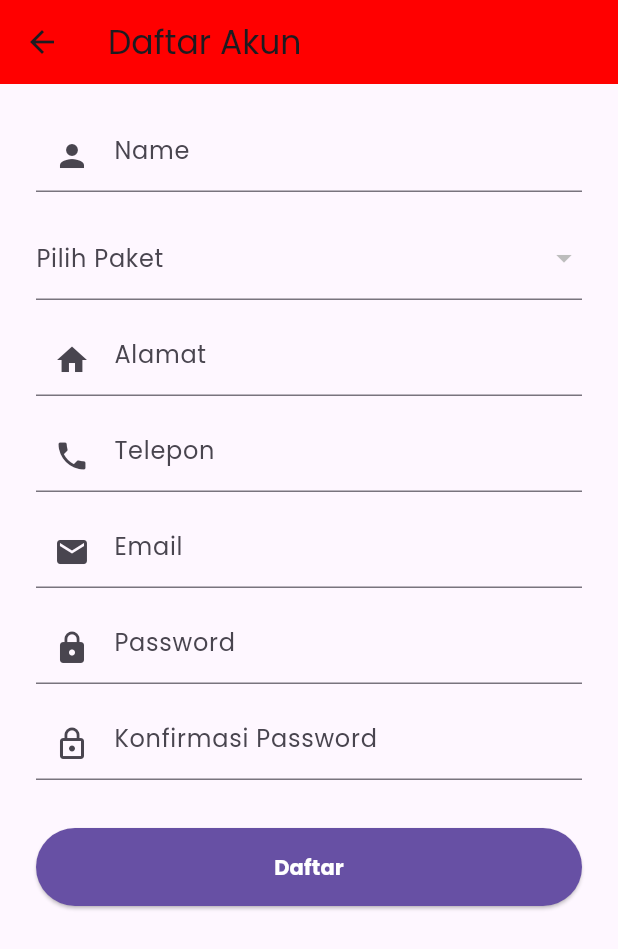
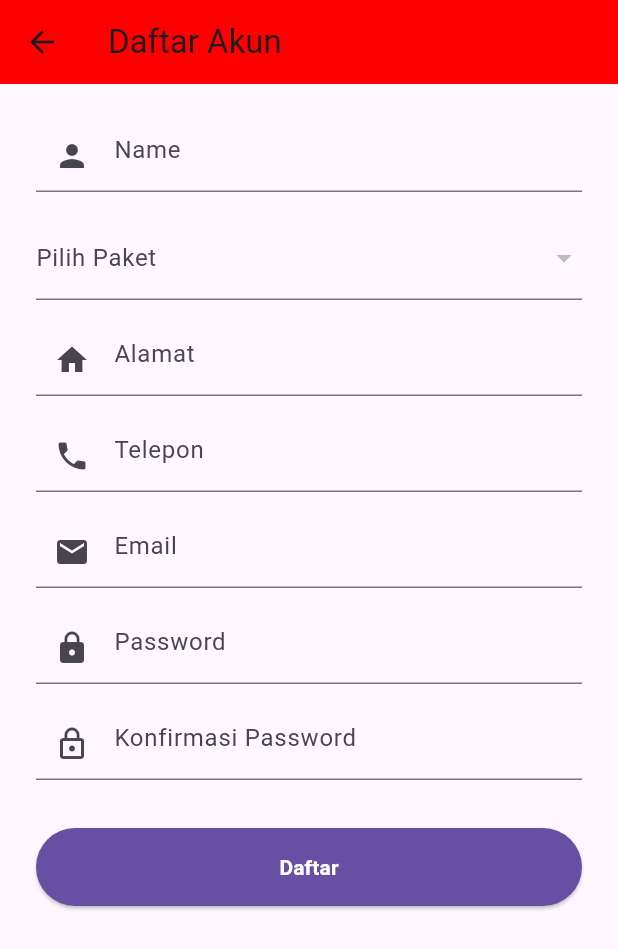
Before and after one commit to Arafian01/Flutter-Project, a Flutter app: the screen it shows after launch, after a tap on "Belum punya akun? Register di sini", on a phone screen of 412 x 824 dp. Shown: the top 949 px of the screen. Run offline on Flutter 3.47's test engine with Material 3 defaults, Android fonts, the phone set to English and light mode, and no system bars; our stand-ins replace cloud_firestore, firebase_auth, firebase_core, flutter_secure_storage, google_fonts, image_picker; missing offline and left inert: dart_frog, postgres; accounts and stored records are empty; network calls fail.

Commit message:
Update main.dart

```diff
--- a/project_wifi/lib/main.dart
+++ b/project_wifi/lib/main.dart
@@ -1,9 +1,9 @@
-// lib/main.dart
 import 'package:flutter/material.dart';
 import 'package:project_wifi/models/paket.dart';
 import 'package:project_wifi/models/pelanggan.dart';
 import 'package:project_wifi/models/pembayaran.dart';
 import 'package:project_wifi/models/tagihan.dart';
+import 'package:project_wifi/utils/utils.dart'; // Impor utils.dart
 import 'widgets/main_layout.dart';
 import 'pages/splash_page.dart';
 import 'pages/login_page.dart';
@@ -18,23 +18,19 @@ import 'pages/admin/pembayaran/add_pembayaran_page.dart';
 import 'pages/admin/pembayaran/edit_pembayaran_page.dart';
 import 'pages/add_pembayaran_user_page.dart';
 
-
 void main() {
   WidgetsFlutterBinding.ensureInitialized();
   runApp(const MyApp());
 }
 
 class MyApp extends StatelessWidget {
-  const MyApp({Key? key}) : super(key: key);
+  const MyApp({super.key});
 
   @override
   Widget build(BuildContext context) {
     return MaterialApp(
       title: 'Strong WiFi Manager',
-      theme: ThemeData(
-        primarySwatch: Colors.red,
-        fontFamily: 'Poppins',
-      ),
+      theme: AppTheme.theme, // Gunakan tema dari utils.dart
       debugShowCheckedModeBanner: false,
       initialRoute: '/splash',
       routes: {
@@ -46,13 +42,13 @@ class MyApp extends StatelessWidget {
           final paket = ModalRoute.of(context)!.settings.arguments as Paket;
           return EditPaketPage(paket: paket);
         },
-        '/add_pelanggan' : (context) => const AddPelangganPage(),
-        '/edit_pelanggan' : (context) {
+        '/add_pelanggan': (context) => const AddPelangganPage(),
+        '/edit_pelanggan': (context) {
           final pelanggan = ModalRoute.of(context)!.settings.arguments as Pelanggan;
           return EditPelangganPage(pelanggan: pelanggan);
         },
-        '/add_tagihan' : (context) => const AddTagihanPage(),
-        '/edit_tagihan' : (context) {
+        '/add_tagihan': (context) => const AddTagihanPage(),
+        '/edit_tagihan': (context) {
           final tagihan = ModalRoute.of(context)!.settings.arguments as Tagihan;
           return EditTagihanPage(tagihan: tagihan);
         },
@@ -61,7 +57,7 @@ class MyApp extends StatelessWidget {
           final pembayaran = ModalRoute.of(ctx)!.settings.arguments as Pembayaran;
           return EditPembayaranPage(pembayaran: pembayaran);
         },
-        '/add_pembayaran_user' : (_) => AddPembayaranUserPage(),
+        '/add_pembayaran_user': (_) => AddPembayaranUserPage(),
       },
       onGenerateRoute: (settings) {
         if (settings.name == '/main') {
```
